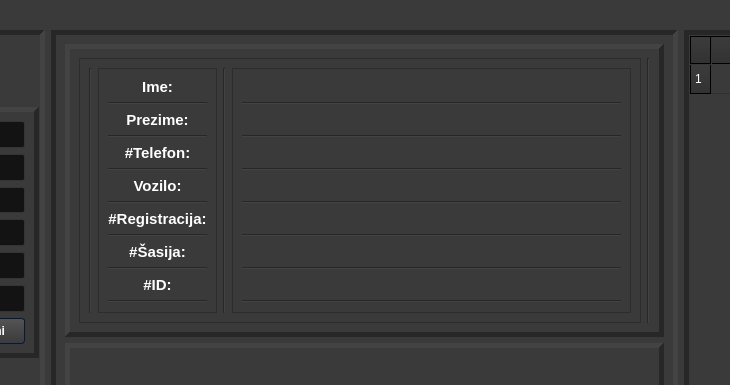
Above: untitled.ui from 4ntim4tter/Budget-Flow before the change; both pictures show x 194 to 924 and y 0 to 385 of the 1274 by 729 pixel window. Below: the same form after it.
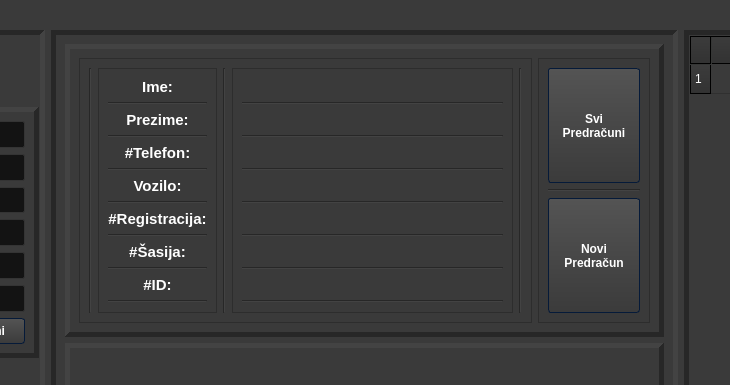
That is the form after the change. Icons and pictures are not drawn.

Commit message: added reciept buttons, modified popup window

Diff of the .ui file:
```diff
--- a/untitled.ui
+++ b/untitled.ui
@@ -1910,7 +1910,7 @@
          <property name="midLineWidth">
           <number>5</number>
          </property>
-         <layout class="QHBoxLayout" name="horizontalLayout_2">
+         <layout class="QHBoxLayout" name="horizontalLayout_2" stretch="0,0">
           <item>
            <widget class="QFrame" name="frame_3">
             <property name="frameShape">
@@ -1919,7 +1919,7 @@
             <property name="frameShadow">
              <enum>QFrame::Raised</enum>
             </property>
-            <layout class="QHBoxLayout" name="horizontalLayout_4" stretch="0,2,0,8">
+            <layout class="QHBoxLayout" name="horizontalLayout_4" stretch="0,2,0,8,0">
              <item>
               <widget class="Line" name="line_8">
                <property name="orientation">
@@ -2516,14 +2516,80 @@
                </layout>
               </widget>
              </item>
+             <item>
+              <widget class="Line" name="line_10">
+               <property name="orientation">
+                <enum>Qt::Vertical</enum>
+               </property>
+              </widget>
+             </item>
             </layout>
            </widget>
           </item>
           <item>
-           <widget class="Line" name="line_10">
-            <property name="orientation">
-             <enum>Qt::Vertical</enum>
+           <widget class="QFrame" name="frame_4">
+            <property name="frameShape">
+             <enum>QFrame::StyledPanel</enum>
             </property>
+            <property name="frameShadow">
+             <enum>QFrame::Raised</enum>
+            </property>
+            <layout class="QVBoxLayout" name="verticalLayout_7">
+             <item>
+              <widget class="QPushButton" name="add_receipt_button">
+               <property name="sizePolicy">
+                <sizepolicy hsizetype="Minimum" vsizetype="Expanding">
+                 <horstretch>0</horstretch>
+                 <verstretch>0</verstretch>
+                </sizepolicy>
+               </property>
+               <property name="font">
+                <font>
+                 <family>Arial</family>
+                 <pointsize>9</pointsize>
+                 <weight>75</weight>
+                 <bold>true</bold>
+                </font>
+               </property>
+               <property name="text">
+                <string>Svi
+Predračuni</string>
+               </property>
+               <property name="flat">
+                <bool>false</bool>
+               </property>
+              </widget>
+             </item>
+             <item>
+              <widget class="Line" name="line_18">
+               <property name="orientation">
+                <enum>Qt::Horizontal</enum>
+               </property>
+              </widget>
+             </item>
+             <item>
+              <widget class="QPushButton" name="show_receipts_button">
+               <property name="sizePolicy">
+                <sizepolicy hsizetype="Minimum" vsizetype="Expanding">
+                 <horstretch>0</horstretch>
+                 <verstretch>0</verstretch>
+                </sizepolicy>
+               </property>
+               <property name="font">
+                <font>
+                 <family>Arial</family>
+                 <pointsize>9</pointsize>
+                 <weight>75</weight>
+                 <bold>true</bold>
+                </font>
+               </property>
+               <property name="text">
+                <string>Novi 
+Predračun</string>
+               </property>
+              </widget>
+             </item>
+            </layout>
            </widget>
           </item>
          </layout>
```
The commit also changes 11 other files.
